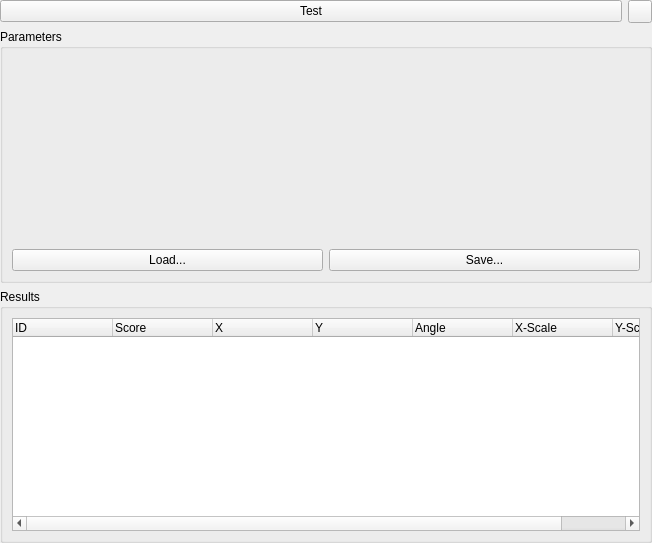
Above: AcfSln/Include/iqtipr/CSearchBasedFeaturesSupplierGuiComp.ui from ImagingTools/AcfPublic before the change. Below: the same form after it.
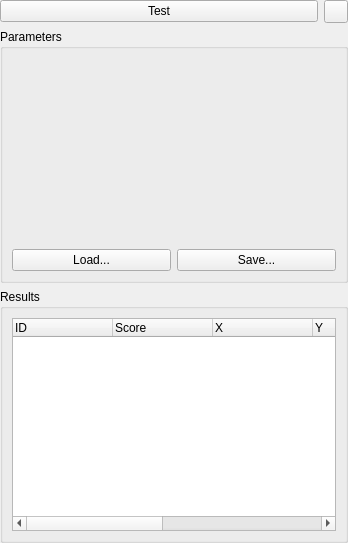
That is the form after the change. Icons and pictures are not drawn.

Commit message: Added Camera SVG icon Some supplier GUIs optimized Some cleanups

Patch:
```diff
--- a/AcfSln/Include/iqtipr/CSearchBasedFeaturesSupplierGuiComp.ui
+++ b/AcfSln/Include/iqtipr/CSearchBasedFeaturesSupplierGuiComp.ui
@@ -6,7 +6,7 @@
    <rect>
     <x>0</x>
     <y>0</y>
-    <width>652</width>
+    <width>348</width>
     <height>543</height>
    </rect>
   </property>
@@ -33,7 +33,7 @@
    <item row="0" column="1">
     <widget class="QToolButton" name="AutoUpdateButton">
      <property name="sizePolicy">
-      <sizepolicy hsizetype="Fixed" vsizetype="Minimum">
+      <sizepolicy hsizetype="Fixed" vsizetype="Preferred">
        <horstretch>0</horstretch>
        <verstretch>0</verstretch>
       </sizepolicy>
@@ -52,6 +52,12 @@
    </item>
    <item row="1" column="0" colspan="2">
     <widget class="QGroupBox" name="ParamsGB">
+     <property name="sizePolicy">
+      <sizepolicy hsizetype="Preferred" vsizetype="MinimumExpanding">
+       <horstretch>0</horstretch>
+       <verstretch>0</verstretch>
+      </sizepolicy>
+     </property>
      <property name="title">
       <string>Parameters</string>
      </property>
@@ -112,6 +118,12 @@
    </item>
    <item row="2" column="0" colspan="2">
     <widget class="QGroupBox" name="groupBox_2">
+     <property name="sizePolicy">
+      <sizepolicy hsizetype="Preferred" vsizetype="MinimumExpanding">
+       <horstretch>0</horstretch>
+       <verstretch>0</verstretch>
+      </sizepolicy>
+     </property>
      <property name="title">
       <string>Results</string>
      </property>
```
Left out of the diff: 10 changed lines with no effect on the pictures. The commit also changes 13 other files.
